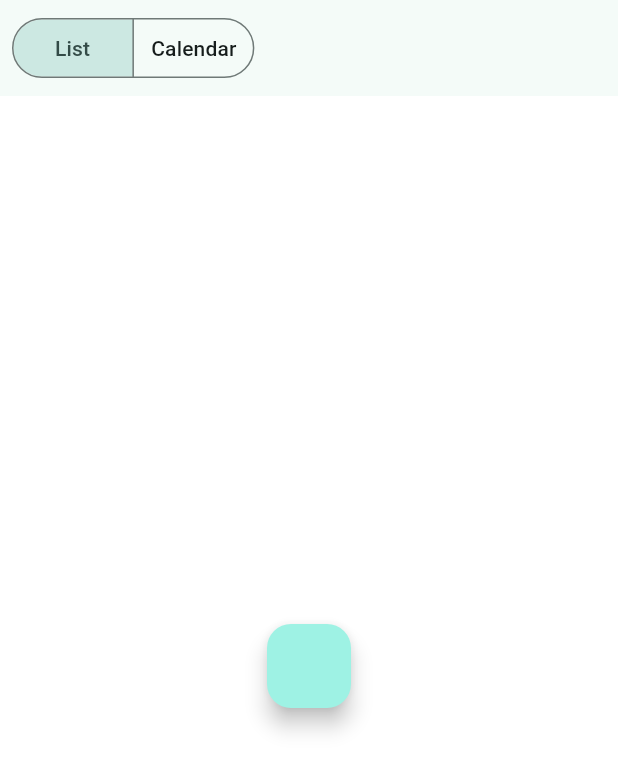
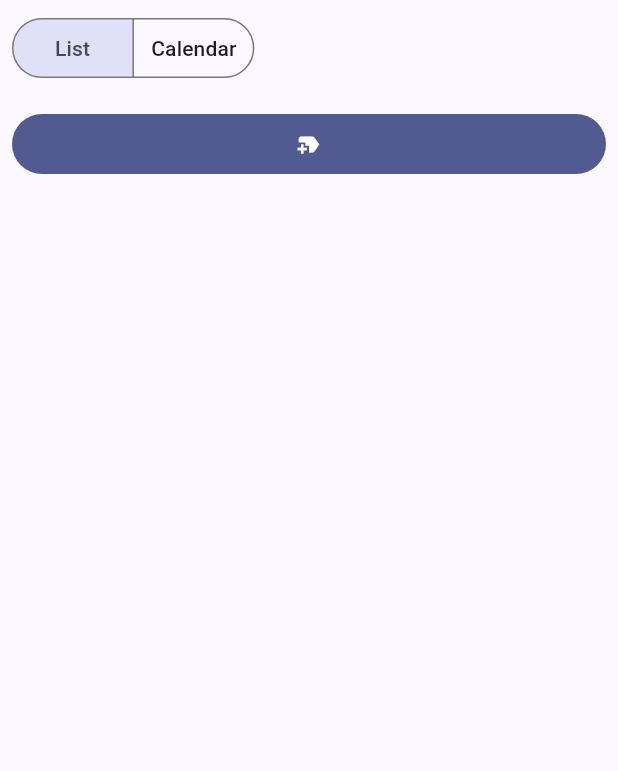
Before and after one commit to its-gayeon/todo-app, a Flutter app: the screen it shows after launch, on a phone screen of 412 x 824 dp. Shown: the top 771 px of the screen. Run offline on Flutter 3.47's test engine with Material 3 defaults, Android fonts, the phone set to English and light mode, and no system bars; our stand-ins replace sqflite; accounts and stored records are empty.

Commit message:
add topic button

```diff
--- a/lib/main.dart
+++ b/lib/main.dart
@@ -1,11 +1,9 @@
-import 'dart:ffi';
+import 'dart:developer';
 
 import 'package:flutter/material.dart';
 import 'package:provider/provider.dart';
-import 'package:sqflite/sqflite.dart';
 
 import 'package:todo_app/pages/list_page.dart';
-import 'package:todo_app/utils/databasehelper.dart';
 import 'package:todo_app/utils/todo.dart';
 
 void main() {
@@ -22,7 +20,7 @@ class MyApp extends StatelessWidget {
       child: MaterialApp(
         title: 'ADHD TODO',
         theme: ThemeData(
-          colorScheme: ColorScheme.fromSeed(seedColor: Colors.teal),
+          colorScheme: ColorScheme.fromSeed(seedColor: Colors.indigo),
           useMaterial3: true,
         ),
         home: const BasePage(),
@@ -33,14 +31,11 @@ class MyApp extends StatelessWidget {
 
 // db helper functions for state management
 class MemoryState extends ChangeNotifier {
-  final _dbHelper = DatabaseHelper();
+  // //final _dbHelper = DatabaseHelper();
 
   // in-memory data
   List<Topic> _topics = [];
   List<Topic> get topics => _topics;
-
-  List<ToDo> _todos = [];
-  List<ToDo> get todos => _todos;
 
   void addTopic(Topic topic) {
     _topics.add(topic);
@@ -48,22 +43,38 @@ class MemoryState extends ChangeNotifier {
   }
 
   void addToDo(ToDo todo) {
-    _todos.add(todo);
+    for (Topic topic in _topics) {
+      if (topic.id == todo.topicId) {
+        topic.todos.add(todo);
         notifyListeners();
+        return;
+      }
     }
 
-  void updateToDo(ToDo todo) {}
-
-  // only to be invoked in the start of the app
-  Future<void> fetchTopics() async {
-    _topics = await _dbHelper.fetchTopics();
-    notifyListeners();
+    // should not happen
+    log("Tried to add a todo to unexisting topic");
   }
 
-  Future<void> fetchToDosByTopic(int topicId) async {
-    _todos = await _dbHelper.fetchToDosByTopic(topicId);
+  void updateToDo(ToDo todo) {
+    for (Topic topic in _topics) {
+      if (topic.id == todo.topicId) {
+        topic.todos.add(todo);
         notifyListeners();
+        return;
       }
+    }
+  }
+
+  // // only to be invoked in the start of the app
+  // Future<void> fetchTopics() async {
+  //   _topics = await _dbHelper.fetchTopics();
+  //   notifyListeners();
+  // }
+
+  // Future<void> fetchToDosByTopic(int topicId) async {
+  //   _todos = await _dbHelper.fetchToDosByTopic(topicId);
+  //   notifyListeners();
+  // }
 }
 
 class BasePage extends StatefulWidget {
@@ -92,22 +103,26 @@ class _BasePageState extends State<BasePage> {
         throw UnimplementedError('shouldn\'t happen!!');
     }
 
-    var mainArea = ColoredBox(
-      color: Colors.white,
-      child: AnimatedSwitcher(
-        duration: const Duration(milliseconds: 200),
-        child: todoViewPage,
-      ),
+    // var mainArea = ColoredBox(
+    //   color: Colors.white,
+    //   child: AnimatedSwitcher(
+    //     duration: const Duration(milliseconds: 200),
+    //     child: todoViewPage,
+    //   ),
+    // );
+
+    var mainArea = PageView(
+      children: [ListPage(), Text("cal")],
     );
 
     return Scaffold(
       body: Column(
         children: [
           // "app bar"
-          Row(
-            children: [
           // button that changes between todo's list <-> calendar view
-              Padding(
+          Align(
+            alignment: Alignment.centerLeft,
+            child: Padding(
               padding: const EdgeInsets.all(8.0),
               child: SegmentedButton<ViewType>(
                 segments: const <ButtonSegment<ViewType>>[
@@ -125,7 +140,6 @@ class _BasePageState extends State<BasePage> {
                 showSelectedIcon: false,
               ),
             ),
-            ],
           ),
           // sub page that shows the todo stuff
           Expanded(child: mainArea),
--- a/lib/pages/list_page.dart
+++ b/lib/pages/list_page.dart
@@ -1,4 +1,7 @@
+import 'dart:developer';
+
 import 'package:flutter/material.dart';
+import 'package:path/path.dart';
 import 'package:provider/provider.dart';
 import 'package:todo_app/main.dart';
 import 'package:todo_app/utils/databasehelper.dart';
@@ -9,50 +12,45 @@ class ListPage extends StatelessWidget {
 
   @override
   Widget build(BuildContext context) {
-    DatabaseHelper _dbHelper = DatabaseHelper();
-    // var memoryState = context.watch<MemoryState>();
-    // var topics = memoryState.topics;
+    // DatabaseHelper _dbHelper = DatabaseHelper();
+    var memoryState = context.watch<MemoryState>();
+    var topics = memoryState.topics;
 
-    return FutureBuilder<List<Topic>>(
-      future: _dbHelper.fetchTopics(),
-      builder: (context, snapshot) {
-        // if its still loading then loading icon
-        if (!snapshot.hasData) {
-          return const Center(child: CircularProgressIndicator());
-        }
+    Topic tp1 = Topic(id: 0, name: "topic1");
+    Topic tp2 = Topic(id: 1, name: "topic2");
+    ToDo td1 = ToDo(id: 0, task: "task1", topicId: 0);
+    ToDo td2 = ToDo(id: 1, task: "task2", topicId: 1);
 
-        final topics = snapshot.data!;
+    // tp1.todos.add(td1);
+    // tp2.todos.add(td2);
 
-        if (topics.isEmpty) {
-          return Center(child: AddTopicButton());
-        }
+    // topics.add(tp1);
+    // topics.add(tp2);
 
-        return ListView.builder(
+    return Padding(
+      padding: const EdgeInsets.all(8.0),
+      child: Column(
+        crossAxisAlignment: CrossAxisAlignment.stretch,
+        children: [
+          const AddTopicButton(),
+          topics.isEmpty
+              ? const SizedBox.shrink()
+              : ListView.builder(
                   itemCount: topics.length,
                   itemBuilder: (context, index) {
                     final topic = topics[index];
+                    final todos = topic.todos;
 
                     return ExpansionTile(
                       title: Text(
                         topic.name,
                         style: TextStyle(color: topic.color),
                       ),
+                      initiallyExpanded: true,
                       children: [
-                FutureBuilder<List<ToDo>>(
-                  future: _dbHelper.fetchToDosByTopic(topic.id),
-                  builder: (context, snapshot) {
-                    // if its still loading then loading icon
-                    if (!snapshot.hasData) {
-                      return const Center(child: CircularProgressIndicator());
-                    }
-                    final todos = snapshot.data!;
-
-                    // if no todos
-                    if (todos.isEmpty) {
-                      return const Text("No todos yet!");
-                    }
-
-                    return ListView.builder(
+                        ListView.builder(
+                          shrinkWrap: true,
+                          physics: const ClampingScrollPhysics(),
                           itemCount: todos.length,
                           itemBuilder: (context, index) {
                             final todo = todos[index];
@@ -65,18 +63,17 @@ class ListPage extends StatelessWidget {
                                   value: todo.isCompleted,
                                   onChanged: (value) {
                                     todo.isCompleted = value!;
-                                _dbHelper.updateToDo(todo);
+                                    memoryState.updateToDo(todo);
                                   },
                                 ));
-                      },
-                    );
                           },
                         )
                       ],
                     );
                   },
-        );
-      },
+                ),
+        ],
+      ),
     );
   }
 }
@@ -88,10 +85,37 @@ class AddTopicButton extends StatelessWidget {
 
   @override
   Widget build(BuildContext context) {
-    return FloatingActionButton(
-      onPressed: () async {
-        final topic =
-            Topic(id: DateTime.now().millisecondsSinceEpoch, name: 'New Topic');
+    return FilledButton(
+      //style: make it minimum size!,
+      child: const Icon(Icons.new_label),
+      //style: ButtonStyle(shape: ),
+      onPressed: () => _topicDialog(context),
+    );
+  }
+
+  Future<void> _topicDialog(BuildContext context) {
+    return showDialog<void>(
+      context: context,
+      builder: (BuildContext context) {
+        return SimpleDialog(
+          title: const Text("Add New Topic"),
+          shape: const RoundedRectangleBorder(
+              borderRadius: BorderRadius.all(Radius.circular(5))),
+          insetPadding:
+              const EdgeInsets.symmetric(horizontal: 10, vertical: 24),
+          titleTextStyle: TextStyle(
+            color: Theme.of(context).primaryColor,
+            fontSize: Theme.of(context).textTheme.titleSmall!.fontSize,
+          ),
+          children: const [
+            Column(children: [
+              Padding(
+                padding: EdgeInsets.all(10.0),
+                child: TextField(),
+              ),
+            ]),
+          ],
+        );
       },
     );
   }
--- a/lib/utils/databasehelper.dart
+++ b/lib/utils/databasehelper.dart
@@ -1,8 +1,8 @@
-import 'package:flutter/material.dart';
 import 'package:sqflite/sqflite.dart';
-import 'package:provider/provider.dart';
 import 'package:path/path.dart';
 import 'todo.dart';
+
+// TODO: Topic안에 ToDo 들어있으니까 db 업뎃 / 로드할 때 이거 반영하게 고치기!!!!!!!
 
 class DatabaseHelper {
   static final DatabaseHelper _instance = DatabaseHelper._internal();
--- a/lib/utils/todo.dart
+++ b/lib/utils/todo.dart
@@ -45,6 +45,7 @@ class Topic {
   final int id;
   Color color;
   String name;
+  List<ToDo> todos = [];
 
   Topic({
     required this.id,
```
Lines whose indentation alone changed are shown as unchanged.
